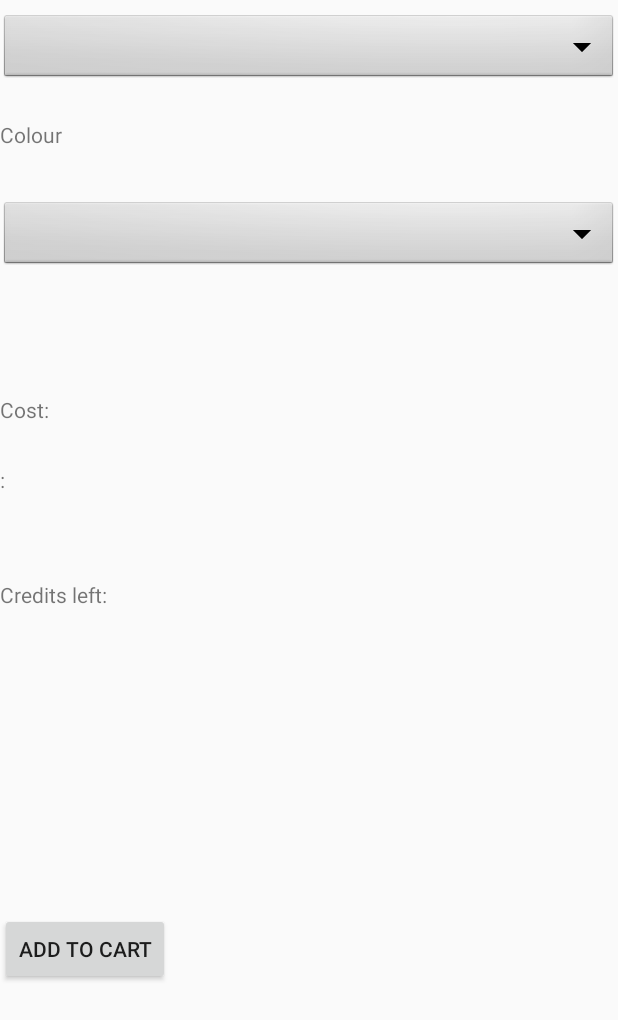
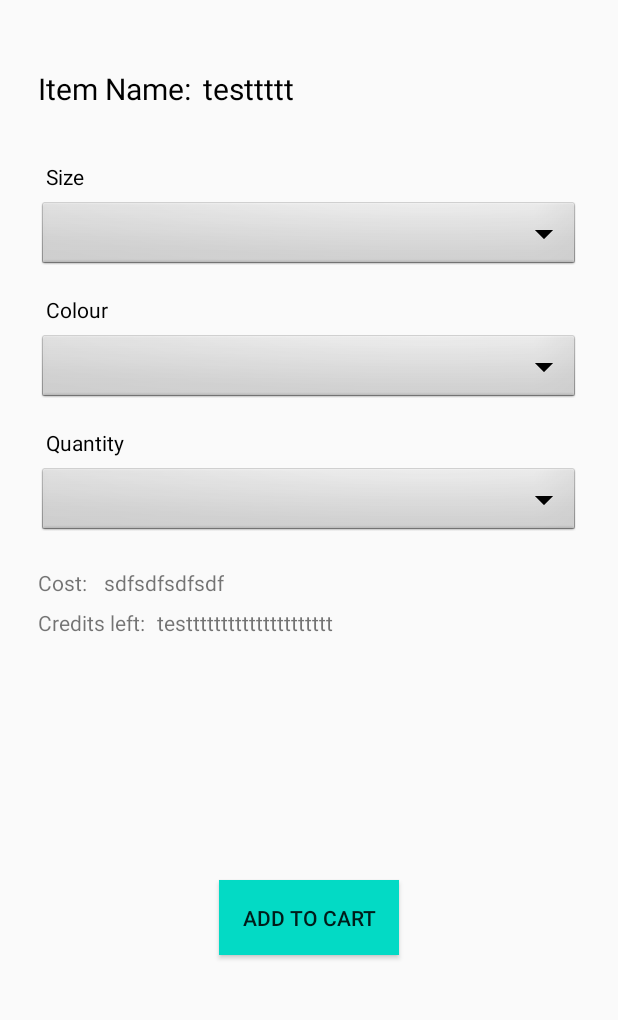
Before and after one commit to Phoshco/CodeExpDeez, an Android app: the layout activity_view_emart_item.xml on its own in the app's theme, with its tools: preview values and no code run, on a phone screen of 412 x 824 dp. Shown: the top 1020 px of the screen. Run offline under Robolectric (Android 15) with nearby library versions, the phone set to English and light mode, and no system bars.

Commit message:
Working View Item and Item details selections (size, colour, quantity) and Working Add to Cart function

```diff
--- a/app/src/main/java/com/example/codeexpdeez/Launch.java
+++ b/app/src/main/java/com/example/codeexpdeez/Launch.java
@@ -54,14 +54,16 @@ public class Launch extends AppCompatActivity {
                     String privilege = snapshot.child("info").child("privilege").getValue()+"";
                     String unit = snapshot.child("info").child("unit").getValue()+"";
                     String coy = snapshot.child("info").child("coy").getValue()+"";
-                    session.createLoginSession(uid, name, rank, privilege, unit, coy);
+                    String credit = snapshot.child("info").child("credit").getValue()+"";
+
+                    session.createLoginSession(uid, name, rank, privilege, unit, coy, credit);
                 }
                 @Override
                 public void onCancelled(@NonNull DatabaseError error) {
                 }
             });
 
-            Intent i = new Intent(Launch.this,MainActivity.class);
+            Intent i = new Intent(Launch.this,Login.class);
             i.setFlags(Intent.FLAG_ACTIVITY_NEW_TASK | Intent.FLAG_ACTIVITY_CLEAR_TASK);
             startActivity(i);
         }
--- a/app/src/main/java/com/example/codeexpdeez/Login.java
+++ b/app/src/main/java/com/example/codeexpdeez/Login.java
@@ -70,7 +70,8 @@ public class Login extends AppCompatActivity {
                             String privilege = snapshot.child("info").child("privilege").getValue()+"";
                             String unit = snapshot.child("info").child("unit").getValue()+"";
                             String coy = snapshot.child("info").child("coy").getValue()+"";
-                            session.createLoginSession(uid, name, rank, privilege, unit, coy);
+                            String credit = snapshot.child("info").child("credit").getValue()+"";
+                            session.createLoginSession(uid, name, rank, privilege, unit, coy, credit);
                         }
                         @Override
                         public void onCancelled(@NonNull DatabaseError error) {
--- a/app/src/main/java/com/example/codeexpdeez/Register.java
+++ b/app/src/main/java/com/example/codeexpdeez/Register.java
@@ -135,6 +135,7 @@ public class Register extends AppCompatActivity {
                     user.setRank(rankSel);
                     user.setUnit(unitSel);
                     user.setCoy(coySel);
+                    user.setCredit("100");
                     /*startActivity(new Intent(Register.this, MainActivity.class));
                     finish();*/
                     loginUser(email, password, user);
@@ -176,7 +177,9 @@ public class Register extends AppCompatActivity {
                 String privilege = snapshot.child("info").child("privilege").getValue()+"";
                 String unit = snapshot.child("info").child("unit").getValue()+"";
                 String coy = snapshot.child("info").child("coy").getValue()+"";
-                session.createLoginSession(username, name, rank, privilege, unit, coy);
+                String credit = snapshot.child("info").child("credit").getValue()+"";
+
+                session.createLoginSession(username, name, rank, privilege, unit, coy, credit);
             }
             @Override
             public void onCancelled(@NonNull DatabaseError error) {
--- a/app/src/main/java/com/example/codeexpdeez/SessionManager.java
+++ b/app/src/main/java/com/example/codeexpdeez/SessionManager.java
@@ -34,6 +34,8 @@ public class SessionManager {
     public static final String KEY_NAME = "Name";
 
     public static final String KEY_RANK = "Rank";
+    public static final String KEY_CREDIT = "Credit";
+
 
     // Constructor
     public SessionManager(Context context) {
@@ -46,7 +48,7 @@ public class SessionManager {
      * Call this method on/after login to store the details in session
      * */
 
-    public void createLoginSession(String UID, String Name, String Rank, String privilege, String unit, String coy) {
+    public void createLoginSession(String UID, String Name, String Rank, String privilege, String unit, String coy, String Credit) {
 
         editor.putString(KEY_UID, UID);
 
@@ -59,6 +61,7 @@ public class SessionManager {
         editor.putString(KEY_NAME, Name);
 
         editor.putString(KEY_RANK, Rank);
+        editor.putString(KEY_CREDIT , Credit);
 
         // commit changes
         editor.commit();
@@ -76,6 +79,7 @@ public class SessionManager {
         user.put("Privilege",sharedPrefer.getString(KEY_PRIVILEGE, null));
         user.put("Unit", sharedPrefer.getString(KEY_UNIT, null));
         user.put("Coy", sharedPrefer.getString(KEY_COY, null));
+        user.put("Credit", sharedPrefer.getString(KEY_CREDIT, null));
 
         return user;
     }
--- a/app/src/main/java/com/example/codeexpdeez/User.java
+++ b/app/src/main/java/com/example/codeexpdeez/User.java
@@ -19,6 +19,7 @@ public class User {
     private String rank;
     private String unit;
     private String coy;
+    private String credit;
     private int privilege;
     private ArrayList<String> Officers = new ArrayList<>(Arrays.asList("GEN", "LG","MG", "BG", "COL", "SLTC", "LTC", "MAJ", "CPT", "LTA", "2LT"));
     private ArrayList<String> WOSpec = new ArrayList<>(Arrays.asList("CWO", "SWO", "MWO", "1WO", "2WO", "3WO", "MSG", "SSG", "1SG", "2SG", "3SG"));
@@ -30,6 +31,8 @@ public class User {
     public void setRank(String rank){this.rank = rank;setPrivilege();}
     public void setUnit(String unit){this.unit = unit;}
     public void setCoy(String coy){this.coy = coy;}
+    public void setCredit(String credit){this.credit = credit;}
+
     public void setPrivilege(){
         if (Officers.contains(rank)){
             this.privilege = 2;
@@ -46,4 +49,7 @@ public class User {
     public String getCoy(){return coy;}
     public int getPrivilege(){return privilege;}
 
+    public String getCredit() {
+        return credit;
+    }
 }
--- a/app/src/main/res/layout/activity_view_emart_item.xml
+++ b/app/src/main/res/layout/activity_view_emart_item.xml
@@ -1,92 +1,170 @@
 <?xml version="1.0" encoding="utf-8"?>
-<RelativeLayout xmlns:android="http://schemas.android.com/apk/res/android"
+<androidx.constraintlayout.widget.ConstraintLayout xmlns:android="http://schemas.android.com/apk/res/android"
     xmlns:app="http://schemas.android.com/apk/res-auto"
     xmlns:tools="http://schemas.android.com/tools"
     android:layout_width="match_parent"
     android:layout_height="match_parent"
+    android:padding="25dp"
     tools:context=".ViewEmartItem">
 
 
     <TextView
-        android:id="@+id/textViewSize"
+        android:id="@+id/itemnametext"
         android:layout_width="wrap_content"
         android:layout_height="wrap_content"
-        android:layout_above="@+id/spinnerSize"
-        android:layout_marginBottom="11dp"
         android:layout_weight="1"
-        android:text="Size" />
+        android:layout_marginTop="20dp"
+        android:text="Item Name:"
+        android:textColor="@color/black"
+        android:textSize="20dp"
+        app:layout_constraintStart_toStartOf="parent"
+        app:layout_constraintTop_toTopOf="parent"
+        app:layout_constraintRight_toLeftOf="@id/emptytextview"/>
+
+    <TextView
+        android:id="@+id/emptytextview"
+        android:layout_width="280dp"
+        android:layout_height="wrap_content"
+        android:layout_weight="1"
+        android:layout_marginTop="20dp"
+        android:textColor="@color/black"
+        android:layout_marginLeft="8dp"
+        android:ellipsize="end"
+        android:maxLines="1"
+        android:textSize="20dp"
+        android:scrollHorizontally="true"
+        android:text="testtttt"
+        app:layout_constraintTop_toTopOf="parent"
+        app:layout_constraintLeft_toRightOf="@id/itemnametext"
+        />
+
+    <TextView
+        android:id="@+id/textViewSize"
+        android:layout_width="match_parent"
+        android:layout_height="wrap_content"
+        android:layout_weight="1"
+        android:layout_marginTop="30dp"
+        android:padding="5dp"
+        android:text="Size"
+        android:textColor="@color/black"
+        app:layout_constraintStart_toStartOf="parent"
+        app:layout_constraintTop_toBottomOf="@id/emptytextview"
+        app:layout_constraintBottom_toTopOf="@id/spinnerSize"/>
 
     <Spinner
         android:id="@+id/spinnerSize"
         android:layout_width="match_parent"
         android:layout_height="wrap_content"
-        android:layout_marginTop="8dp"
         android:background="@android:drawable/btn_dropdown"
-        android:spinnerMode="dropdown" />
+        android:spinnerMode="dropdown"
+        app:layout_constraintTop_toBottomOf="@id/textViewSize"
+        />
 
     <TextView
         android:id="@+id/textViewColour"
         android:layout_width="match_parent"
         android:layout_height="wrap_content"
-        android:layout_below="@+id/spinnerSize"
-        android:layout_marginTop="23dp"
+        android:layout_marginTop="10dp"
         android:layout_weight="1"
-        android:text="Colour" />
+        android:padding="5dp"
+        android:text="Colour"
+        android:textColor="@color/black"
+        app:layout_constraintTop_toBottomOf="@id/spinnerSize"/>
 
     <Spinner
         android:id="@+id/spinnerCOlour"
         android:layout_width="match_parent"
         android:layout_height="wrap_content"
         android:layout_below="@+id/textViewColour"
-        android:layout_marginTop="33dp"
         android:background="@android:drawable/btn_dropdown"
-        android:spinnerMode="dropdown" />
+        android:spinnerMode="dropdown"
+        android:text="Select Colour"
+        android:textColor="@color/black"
+        app:layout_constraintTop_toBottomOf="@id/textViewColour"/>
+
+    <TextView
+        android:id="@+id/textViewQuantity"
+        android:layout_width="match_parent"
+        android:layout_height="wrap_content"
+        android:layout_marginTop="10dp"
+        android:layout_weight="1"
+        android:padding="5dp"
+        android:text="Quantity"
+        android:textColor="@color/black"
+        app:layout_constraintTop_toBottomOf="@id/spinnerCOlour"/>
+
+    <Spinner
+        android:id="@+id/spinnerQuantity"
+        android:layout_width="match_parent"
+        android:layout_height="wrap_content"
+        android:layout_below="@+id/textViewColour"
+        android:background="@android:drawable/btn_dropdown"
+        android:spinnerMode="dropdown"
+        android:text="Select Colour"
+        android:textColor="@color/black"
+        app:layout_constraintTop_toBottomOf="@id/textViewQuantity"/>
+
+
 
     <TextView
         android:id="@+id/textViewCost"
-        android:layout_width="match_parent"
+        android:layout_width="wrap_content"
         android:layout_height="wrap_content"
-        android:layout_below="@+id/spinnerCOlour"
-        android:layout_marginTop="82dp"
-        android:layout_marginBottom="0dp"
+        android:layout_below="@+id/spinnerQuantity"
+        android:layout_marginTop="20dp"
         android:layout_weight="1"
-        android:text="Cost:" />
+        android:text="Cost:"
+        app:layout_constraintRight_toLeftOf="@id/textViewCostValue"
+        app:layout_constraintTop_toBottomOf="@id/spinnerQuantity"/>
 
     <TextView
         android:id="@+id/textViewCostValue"
-        android:layout_width="match_parent"
+        android:layout_width="wrap_content"
         android:layout_height="wrap_content"
-        android:layout_below="@+id/textViewCost"
-        android:layout_marginTop="27dp"
         android:layout_weight="1"
-        android:text=": " />
+        android:layout_marginTop="20dp"
+        android:layout_marginLeft="8dp"
+        android:text=" sdfsdfsdfsdf"
+        app:layout_constraintTop_toBottomOf="@id/spinnerQuantity"
+        app:layout_constraintLeft_toRightOf="@id/textViewCost"/>
 
     <TextView
         android:id="@+id/textViewCredit"
-        android:layout_width="match_parent"
+        android:layout_width="wrap_content"
         android:layout_height="wrap_content"
         android:layout_below="@+id/textViewCostValue"
-        android:layout_marginTop="57dp"
+        android:layout_marginTop="7dp"
         android:layout_marginBottom="30dp"
         android:layout_weight="1"
-        android:text="Credits left:" />
+        android:text="Credits left:"
+        app:layout_constraintRight_toLeftOf="@id/textViewCreditValue"
+        app:layout_constraintTop_toBottomOf="@id/textViewCost"/>
 
     <TextView
         android:id="@+id/textViewCreditValue"
-        android:layout_width="match_parent"
+        android:layout_width="wrap_content"
         android:layout_height="wrap_content"
-        android:layout_below="@+id/textViewCredit"
-        android:layout_marginTop="14dp"
-        android:layout_marginBottom="30dp"
+        android:layout_marginTop="7dp"
+        android:layout_marginLeft="8dp"
         android:layout_weight="1"
-        android:text="" />
+        android:text="testtttttttttttttttttttt"
+        app:layout_constraintTop_toBottomOf="@id/textViewCost"
+        app:layout_constraintLeft_toRightOf="@id/textViewCredit"/>
 
     <Button
         android:id="@+id/dropdownSubmit"
         android:layout_width="wrap_content"
         android:layout_height="wrap_content"
+        android:padding="15dp"
         android:layout_below="@+id/textViewCost"
-        android:layout_marginTop="326dp"
-        android:text="Add to Cart" />
+        android:text="Add to Cart"
+        android:background="@color/teal_200"
+        app:layout_constraintTop_toBottomOf="@id/textViewCreditValue"
+        app:layout_constraintLeft_toLeftOf="parent"
+        app:layout_constraintRight_toRightOf="parent"
+        app:layout_constraintBottom_toBottomOf="parent"
 
-</RelativeLayout>
+        />
+
+
+</androidx.constraintlayout.widget.ConstraintLayout>
```
Also changed, not shown: app/src/main/java/com/example/codeexpdeez/Cart.java (added, +78 -0 lines), app/src/main/java/com/example/codeexpdeez/CartFirebase.java (added, +101 -0 lines), app/src/main/java/com/example/codeexpdeez/CartRecyclerView_Config.java (added, +79 -0 lines), app/src/main/java/com/example/codeexpdeez/EmartFirebase.java (+15 -11 lines), app/src/main/java/com/example/codeexpdeez/EmartRecyclerView_Config.java (+20 -0 lines), app/src/main/java/com/example/codeexpdeez/ViewEmartItem.java (+69 -5 lines), app/src/main/java/com/example/codeexpdeez/eMart.java (+2 -11 lines).
